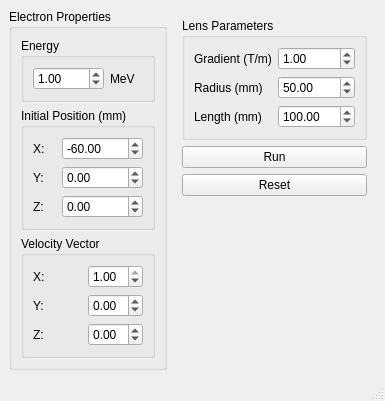
OlegSkazatov/QuadrupoleLens, file ui/mainWindow.ui: the form before one commit.
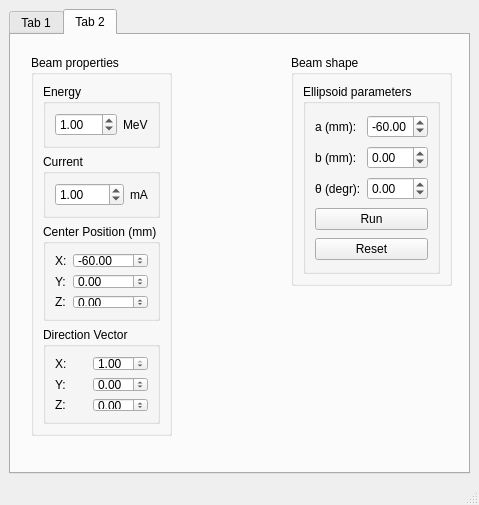
The form after the commit.

Commit message: Changed ui adding tab for electron beams

Patch:
```diff
--- a/ui/mainWindow.ui
+++ b/ui/mainWindow.ui
@@ -2,13 +2,37 @@
 <ui version="4.0">
  <class>MainWindow</class>
  <widget class="QMainWindow" name="MainWindow">
+  <property name="geometry">
+   <rect>
+    <x>0</x>
+    <y>0</y>
+    <width>479</width>
+    <height>505</height>
+   </rect>
+  </property>
   <property name="windowTitle">
    <string>Electron Lens Simulator</string>
   </property>
   <widget class="QWidget" name="centralwidget">
    <layout class="QHBoxLayout" name="horizontalLayout">
     <item>
+     <widget class="QTabWidget" name="tabWidget">
+      <property name="currentIndex">
+       <number>1</number>
+      </property>
+      <widget class="QWidget" name="tab">
+       <attribute name="title">
+        <string>Tab 1</string>
+       </attribute>
      <widget class="QGroupBox" name="electronGroup">
+        <property name="geometry">
+         <rect>
+          <x>10</x>
+          <y>10</y>
+          <width>141</width>
+          <height>311</height>
+         </rect>
+        </property>
       <property name="title">
        <string>Electron Properties</string>
       </property>
@@ -182,9 +206,15 @@
        </item>
       </layout>
      </widget>
-    </item>
-    <item>
      <widget class="QWidget" name="rightPanel">
+        <property name="geometry">
+         <rect>
+          <x>190</x>
+          <y>10</y>
+          <width>169</width>
+          <height>321</height>
+         </rect>
+        </property>
       <layout class="QVBoxLayout" name="verticalLayout_2">
        <item>
         <widget class="QGroupBox" name="lensGroup">
@@ -288,6 +318,322 @@
        </item>
       </layout>
      </widget>
+      </widget>
+      <widget class="QWidget" name="tab_2">
+       <attribute name="title">
+        <string>Tab 2</string>
+       </attribute>
+       <widget class="QGroupBox" name="beamGroup">
+        <property name="geometry">
+         <rect>
+          <x>20</x>
+          <y>20</y>
+          <width>141</width>
+          <height>381</height>
+         </rect>
+        </property>
+        <property name="title">
+         <string>Beam properties</string>
+        </property>
+        <layout class="QVBoxLayout" name="verticalLayout_4">
+         <item>
+          <widget class="QGroupBox" name="beamEnergyGroup">
+           <property name="title">
+            <string>Energy</string>
+           </property>
+           <layout class="QHBoxLayout" name="horizontalLayout_3">
+            <item>
+             <widget class="QDoubleSpinBox" name="beamEnergySpinBox">
+              <property name="minimum">
+               <double>0.010000000000000</double>
+              </property>
+              <property name="maximum">
+               <double>1000.000000000000000</double>
+              </property>
+              <property name="value">
+               <double>1.000000000000000</double>
+              </property>
+             </widget>
+            </item>
+            <item>
+             <widget class="QLabel" name="label_2">
+              <property name="text">
+               <string>MeV</string>
+              </property>
+             </widget>
+            </item>
+           </layout>
+          </widget>
+         </item>
+         <item>
+          <widget class="QGroupBox" name="beamCurrentGroup">
+           <property name="title">
+            <string>Current</string>
+           </property>
+           <layout class="QHBoxLayout" name="horizontalLayout_4">
+            <item>
+             <widget class="QDoubleSpinBox" name="beamCurrentSpinBox">
+              <property name="minimum">
+               <double>0.010000000000000</double>
+              </property>
+              <property name="maximum">
+               <double>1000.000000000000000</double>
+              </property>
+              <property name="value">
+               <double>1.000000000000000</double>
+              </property>
+             </widget>
+            </item>
+            <item>
+             <widget class="QLabel" name="label_18">
+              <property name="text">
+               <string>mA</string>
+              </property>
+             </widget>
+            </item>
+           </layout>
+          </widget>
+         </item>
+         <item>
+          <widget class="QGroupBox" name="beamPositionGroup">
+           <property name="title">
+            <string>Center Position (mm)</string>
+           </property>
+           <layout class="QGridLayout" name="gridLayout_4">
+            <item row="0" column="0">
+             <widget class="QLabel" name="label_15">
+              <property name="text">
+               <string>X:</string>
+              </property>
+             </widget>
+            </item>
+            <item row="0" column="1">
+             <widget class="QDoubleSpinBox" name="beamPosXSpinBox">
+              <property name="minimum">
+               <double>-10000.000000000000000</double>
+              </property>
+              <property name="maximum">
+               <double>10000.000000000000000</double>
+              </property>
+              <property name="value">
+               <double>-60.000000000000000</double>
+              </property>
+             </widget>
+            </item>
+            <item row="1" column="0">
+             <widget class="QLabel" name="label_16">
+              <property name="text">
+               <string>Y:</string>
+              </property>
+             </widget>
+            </item>
+            <item row="1" column="1">
+             <widget class="QDoubleSpinBox" name="beamPosYSpinBox">
+              <property name="minimum">
+               <double>-10000.000000000000000</double>
+              </property>
+              <property name="maximum">
+               <double>10000.000000000000000</double>
+              </property>
+              <property name="value">
+               <double>0.000000000000000</double>
+              </property>
+             </widget>
+            </item>
+            <item row="2" column="0">
+             <widget class="QLabel" name="label_17">
+              <property name="text">
+               <string>Z:</string>
+              </property>
+             </widget>
+            </item>
+            <item row="2" column="1">
+             <widget class="QDoubleSpinBox" name="beamPosZSpinBox">
+              <property name="minimum">
+               <double>-10000.000000000000000</double>
+              </property>
+              <property name="maximum">
+               <double>10000.000000000000000</double>
+              </property>
+              <property name="value">
+               <double>0.000000000000000</double>
+              </property>
+             </widget>
+            </item>
+           </layout>
+          </widget>
+         </item>
+         <item>
+          <widget class="QGroupBox" name="beamDirGroup">
+           <property name="title">
+            <string>Direction Vector</string>
+           </property>
+           <layout class="QGridLayout" name="gridLayout_5">
+            <item row="0" column="0">
+             <widget class="QLabel" name="label_6">
+              <property name="text">
+               <string>X:</string>
+              </property>
+             </widget>
+            </item>
+            <item row="0" column="1">
+             <widget class="QDoubleSpinBox" name="beamDirXSpinBox">
+              <property name="minimum">
+               <double>-1.000000000000000</double>
+              </property>
+              <property name="maximum">
+               <double>1.000000000000000</double>
+              </property>
+              <property name="value">
+               <double>1.000000000000000</double>
+              </property>
+             </widget>
+            </item>
+            <item row="1" column="0">
+             <widget class="QLabel" name="label_7">
+              <property name="text">
+               <string>Y:</string>
+              </property>
+             </widget>
+            </item>
+            <item row="1" column="1">
+             <widget class="QDoubleSpinBox" name="beamDirYSpinBox">
+              <property name="minimum">
+               <double>-1.000000000000000</double>
+              </property>
+              <property name="maximum">
+               <double>1.000000000000000</double>
+              </property>
+              <property name="value">
+               <double>0.000000000000000</double>
+              </property>
+             </widget>
+            </item>
+            <item row="2" column="0">
+             <widget class="QLabel" name="label_11">
+              <property name="text">
+               <string>Z:</string>
+              </property>
+             </widget>
+            </item>
+            <item row="2" column="1">
+             <widget class="QDoubleSpinBox" name="beamDirZSpinBox">
+              <property name="minimum">
+               <double>-1.000000000000000</double>
+              </property>
+              <property name="maximum">
+               <double>1.000000000000000</double>
+              </property>
+              <property name="value">
+               <double>0.000000000000000</double>
+              </property>
+             </widget>
+            </item>
+           </layout>
+          </widget>
+         </item>
+        </layout>
+       </widget>
+       <widget class="QGroupBox" name="beamGroup_2">
+        <property name="geometry">
+         <rect>
+          <x>280</x>
+          <y>20</y>
+          <width>161</width>
+          <height>231</height>
+         </rect>
+        </property>
+        <property name="title">
+         <string>Beam shape</string>
+        </property>
+        <layout class="QVBoxLayout" name="verticalLayout_5">
+         <item>
+          <widget class="QGroupBox" name="beamPositionGroup_2">
+           <property name="title">
+            <string>Ellipsoid parameters</string>
+           </property>
+           <layout class="QGridLayout" name="gridLayout_7">
+            <item row="0" column="1">
+             <widget class="QDoubleSpinBox" name="beamAxisASpinBox">
+              <property name="minimum">
+               <double>-10000.000000000000000</double>
+              </property>
+              <property name="maximum">
+               <double>10000.000000000000000</double>
+              </property>
+              <property name="value">
+               <double>-60.000000000000000</double>
+              </property>
+             </widget>
+            </item>
+            <item row="1" column="0">
+             <widget class="QLabel" name="label_21">
+              <property name="text">
+               <string>b (mm):</string>
+              </property>
+             </widget>
+            </item>
+            <item row="0" column="0">
+             <widget class="QLabel" name="label_20">
+              <property name="text">
+               <string>a (mm):</string>
+              </property>
+             </widget>
+            </item>
+            <item row="2" column="1">
+             <widget class="QDoubleSpinBox" name="beamThetaSpinBox">
+              <property name="minimum">
+               <double>-10000.000000000000000</double>
+              </property>
+              <property name="maximum">
+               <double>10000.000000000000000</double>
+              </property>
+              <property name="value">
+               <double>0.000000000000000</double>
+              </property>
+             </widget>
+            </item>
+            <item row="1" column="1">
+             <widget class="QDoubleSpinBox" name="beamAxisBSpinBox">
+              <property name="minimum">
+               <double>-10000.000000000000000</double>
+              </property>
+              <property name="maximum">
+               <double>10000.000000000000000</double>
+              </property>
+              <property name="value">
+               <double>0.000000000000000</double>
+              </property>
+             </widget>
+            </item>
+            <item row="2" column="0">
+             <widget class="QLabel" name="label_22">
+              <property name="text">
+               <string>θ (degr):</string>
+              </property>
+             </widget>
+            </item>
+            <item row="3" column="0" colspan="2">
+             <widget class="QPushButton" name="beamRunButton">
+              <property name="text">
+               <string>Run</string>
+              </property>
+             </widget>
+            </item>
+            <item row="4" column="0" colspan="2">
+             <widget class="QPushButton" name="pushButton_2">
+              <property name="text">
+               <string>Reset</string>
+              </property>
+             </widget>
+            </item>
+           </layout>
+          </widget>
+         </item>
+        </layout>
+       </widget>
+      </widget>
+     </widget>
     </item>
    </layout>
   </widget>
```
Left out of the diff: 2 changed lines with no effect on the pictures. Lines whose indentation alone changed are shown as unchanged. The commit also changes 2 other files.
